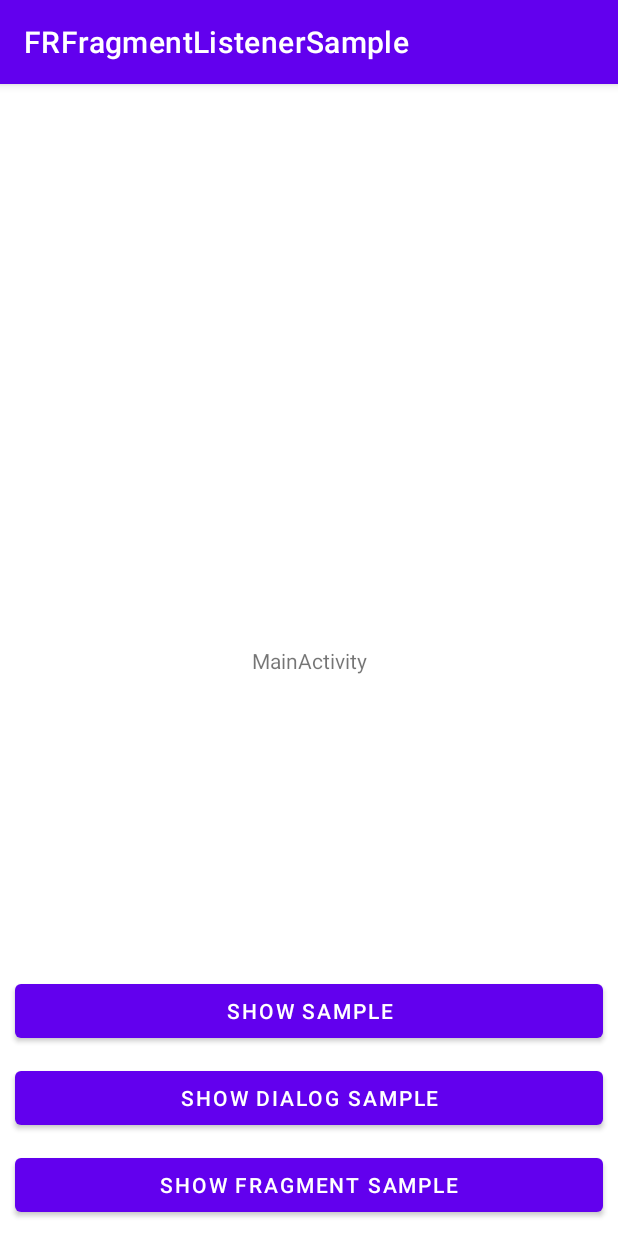
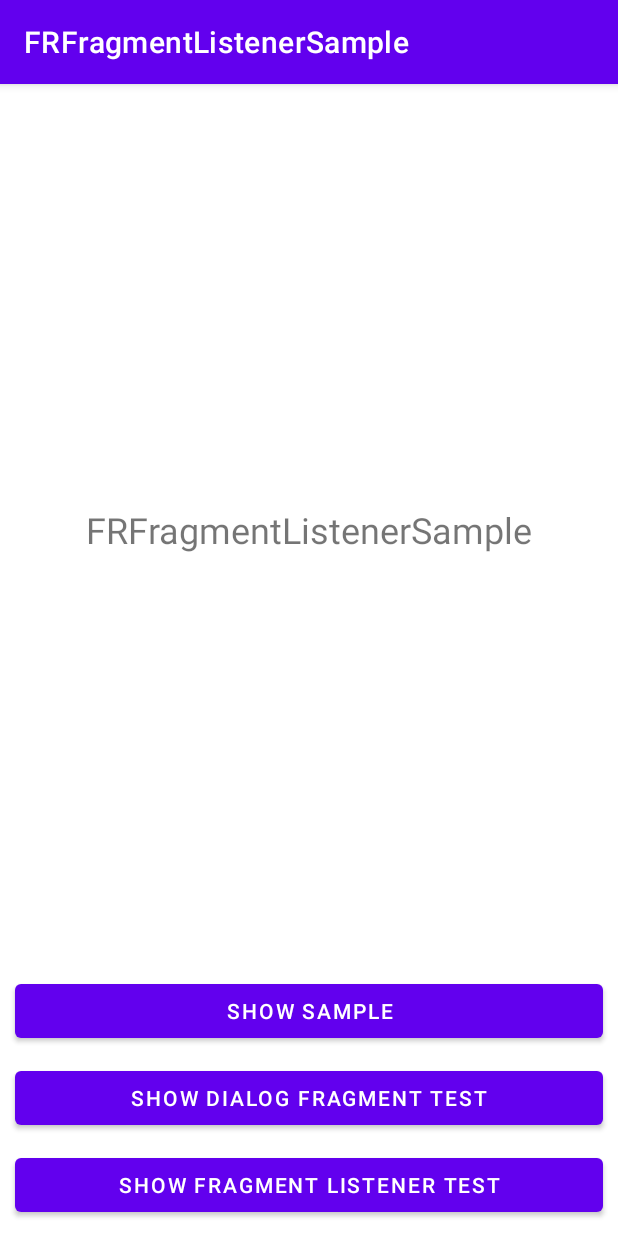
Before and after one commit to sallyluenoa/FRDialogFragment, an Android app: the screen it shows after launch (MainActivity), on a phone screen of 412 x 824 dp. Run offline under Robolectric (Android 15) with nearby library versions, the phone set to English and light mode, and no system bars; libraries missing offline, so code that uses them is left out: org.fog_rock.frextensions.

Commit message:
Add sample and test code #5
* Apply resources.

```diff
--- a/sample/src/main/java/org/fog_rock/frfragmentlistenersample/MainActivity.kt
+++ b/sample/src/main/java/org/fog_rock/frfragmentlistenersample/MainActivity.kt
@@ -21,10 +21,10 @@ class MainActivity : AppCompatActivity() {
         binding.buttonSample.setOnClickListener {
             startActivity<SampleActivity>()
         }
-        binding.buttonDialogSample.setOnClickListener {
+        binding.buttonDialogFragmentTest.setOnClickListener {
             startActivity<DialogFragmentTestActivity>()
         }
-        binding.buttonFragmentSample.setOnClickListener {
+        binding.buttonFragmentListenerTest.setOnClickListener {
             startActivity<FragmentListenerTestActivity>()
         }
     }
--- a/sample/src/main/res/layout/activity_fragment_listener_test.xml
+++ b/sample/src/main/res/layout/activity_fragment_listener_test.xml
@@ -12,8 +12,8 @@
         android:layout_width="match_parent"
         android:layout_height="wrap_content"
         android:text="@string/result"
-        android:textSize="24sp"
-        android:layout_margin="16dp"
+        android:textSize="@dimen/textview_text_size"
+        android:layout_margin="@dimen/textview_layout_margin"
         app:layout_constraintStart_toStartOf="parent"
         app:layout_constraintEnd_toEndOf="parent"
         app:layout_constraintTop_toTopOf="parent"
--- a/sample/src/main/res/layout/activity_main.xml
+++ b/sample/src/main/res/layout/activity_main.xml
@@ -10,41 +10,42 @@
     <TextView
         android:layout_width="wrap_content"
         android:layout_height="wrap_content"
-        android:text="MainActivity"
-        app:layout_constraintBottom_toBottomOf="parent"
+        android:text="@string/app_name"
+        android:textSize="@dimen/textview_text_size"
         app:layout_constraintLeft_toLeftOf="parent"
         app:layout_constraintRight_toRightOf="parent"
         app:layout_constraintTop_toTopOf="parent"
+        app:layout_constraintBottom_toTopOf="@id/button_sample"
         />
 
     <Button
         android:id="@+id/button_sample"
         android:layout_width="match_parent"
         android:layout_height="wrap_content"
-        android:text="Show sample"
-        android:layout_margin="10dp"
-        app:layout_constraintBottom_toTopOf="@id/button_dialog_sample"
+        android:layout_margin="@dimen/common_layout_margin"
+        android:text="@string/main_button_sample"
+        app:layout_constraintBottom_toTopOf="@id/button_dialog_fragment_test"
         app:layout_constraintStart_toStartOf="parent"
         app:layout_constraintEnd_toEndOf="parent"
         />
 
     <Button
-        android:id="@+id/button_dialog_sample"
+        android:id="@+id/button_dialog_fragment_test"
         android:layout_width="match_parent"
         android:layout_height="wrap_content"
-        android:text="Show dialog sample"
-        android:layout_margin="10dp"
-        app:layout_constraintBottom_toTopOf="@id/button_fragment_sample"
+        android:layout_margin="@dimen/common_layout_margin"
+        android:text="@string/main_button_dialog_fragment_test"
+        app:layout_constraintBottom_toTopOf="@id/button_fragment_listener_test"
         app:layout_constraintStart_toStartOf="parent"
         app:layout_constraintEnd_toEndOf="parent"
         />
 
     <Button
-        android:id="@+id/button_fragment_sample"
+        android:id="@+id/button_fragment_listener_test"
         android:layout_width="match_parent"
         android:layout_height="wrap_content"
-        android:text="Show fragment sample"
-        android:layout_margin="10dp"
+        android:layout_margin="@dimen/common_layout_margin"
+        android:text="@string/main_button_fragment_listener_test"
         app:layout_constraintBottom_toBottomOf="parent"
         app:layout_constraintStart_toStartOf="parent"
         app:layout_constraintEnd_toEndOf="parent"
--- a/sample/src/main/res/layout/activity_sample.xml
+++ b/sample/src/main/res/layout/activity_sample.xml
@@ -21,8 +21,8 @@
         android:id="@+id/button_dialog"
         android:layout_width="match_parent"
         android:layout_height="wrap_content"
-        android:text="Show dialog"
-        android:layout_margin="10dp"
+        android:text="@string/button_show_dialog"
+        android:layout_margin="@dimen/common_layout_margin"
         app:layout_constraintBottom_toBottomOf="parent"
         app:layout_constraintStart_toStartOf="parent"
         app:layout_constraintEnd_toEndOf="parent"
--- a/sample/src/main/res/layout/layout_item_switch_edittext.xml
+++ b/sample/src/main/res/layout/layout_item_switch_edittext.xml
@@ -17,7 +17,7 @@
             android:id="@+id/switchCompat"
             android:layout_width="wrap_content"
             android:layout_height="wrap_content"
-            android:layout_margin="10dp"
+            android:layout_margin="@dimen/common_layout_margin"
             android:checked="@{checked}"
             app:layout_constraintStart_toStartOf="parent"
             app:layout_constraintTop_toTopOf="parent"
@@ -33,7 +33,7 @@
             android:text="@string/empty"
             android:hint="@{hint}"
             android:importantForAutofill="no"
-            android:layout_margin="10dp"
+            android:layout_margin="@dimen/common_layout_margin"
             app:layout_constraintStart_toEndOf="@id/switchCompat"
             app:layout_constraintEnd_toEndOf="parent"
             app:layout_constraintTop_toTopOf="@id/switchCompat"
--- a/sample/src/main/res/layout/layout_item_switch_spinner.xml
+++ b/sample/src/main/res/layout/layout_item_switch_spinner.xml
@@ -17,7 +17,7 @@
             android:id="@+id/switchCompat"
             android:layout_width="wrap_content"
             android:layout_height="wrap_content"
-            android:layout_margin="10dp"
+            android:layout_margin="@dimen/common_layout_margin"
             android:checked="@{checked}"
             app:layout_constraintStart_toStartOf="parent"
             app:layout_constraintTop_toTopOf="parent"
@@ -28,7 +28,7 @@
             android:id="@+id/spinner"
             android:layout_width="0dp"
             android:layout_height="wrap_content"
-            android:layout_margin="10dp"
+            android:layout_margin="@dimen/common_layout_margin"
             android:entries="@{entries}"
             app:layout_constraintStart_toEndOf="@id/switchCompat"
             app:layout_constraintEnd_toEndOf="parent"
--- a/sample/src/main/res/values/colors.xml
+++ b/sample/src/main/res/values/colors.xml
@@ -7,4 +7,5 @@
     <color name="teal_700">#FF018786</color>
     <color name="black">#FF000000</color>
     <color name="white">#FFFFFFFF</color>
+    <color name="azure">#FFF0FFFF</color>
 </resources>
--- a/sample/src/main/res/values/strings.xml
+++ b/sample/src/main/res/values/strings.xml
@@ -1,3 +1,4 @@
+<?xml version="1.0" encoding="utf-8"?>
 <resources>
     <string name="app_name">FRFragmentListenerSample</string>
 
@@ -17,6 +18,12 @@
     <string name="callback_1">Callback 1</string>
     <string name="callback_2">Callback 2</string>
 
+    <string name="button_show_dialog">Show Dialog</string>
+    <string name="button_fragment">Fragment Button</string>
+    <string name="main_button_sample">Show Sample</string>
+    <string name="main_button_dialog_fragment_test">Show Dialog Fragment Test</string>
+    <string name="main_button_fragment_listener_test">Show Fragment Listener Test</string>
+
     <string-array name="cancelable_list">
         <item>@string/cancelable</item>
         <item>@string/non_cancelable</item>
--- /dev/null
+++ b/sample/src/main/res/values/values.xml
@@ -0,0 +1,9 @@
+<?xml version="1.0" encoding="utf-8"?>
+<resources>
+
+    <dimen name="common_layout_margin">10dp</dimen>
+
+    <dimen name="textview_text_size">24sp</dimen>
+    <dimen name="textview_layout_margin">20dp</dimen>
+
+</resources>
```
Also changed, not shown: sample/src/main/res/layout/activity_dialog_fragment_test.xml (+4 -4 lines), sample/src/main/res/layout/fragment_fragment_listener_test.xml (+5 -4 lines), sample/src/main/res/layout/fragment_sample.xml (+4 -3 lines), sample/src/main/res/layout/layout_item_switch_textview.xml (deleted, +0 -41 lines).
